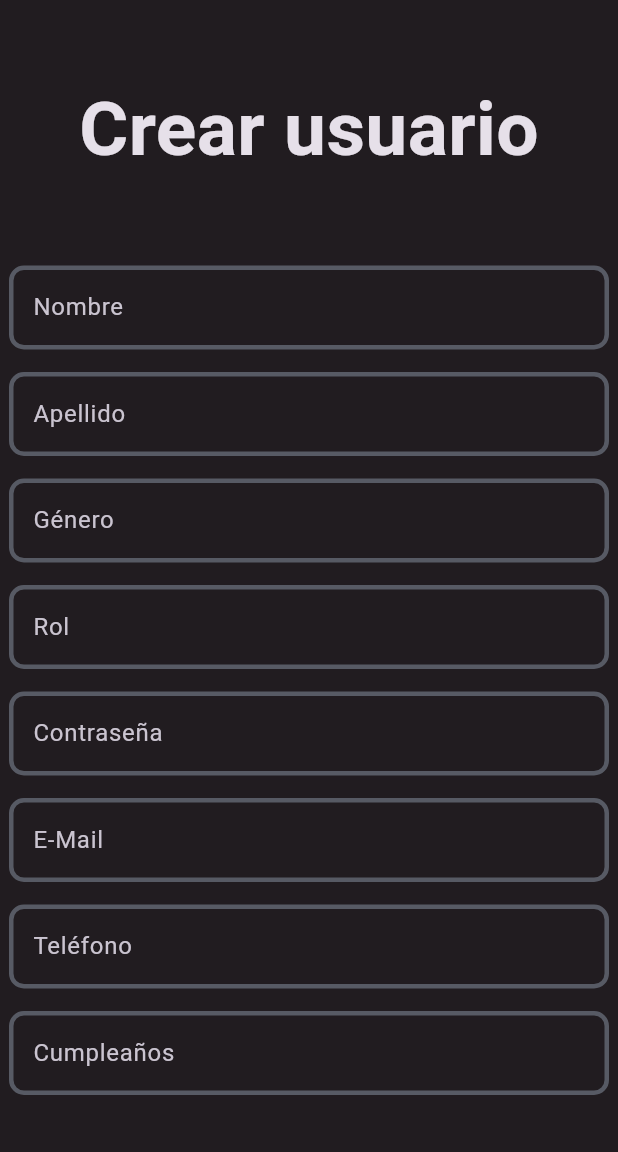
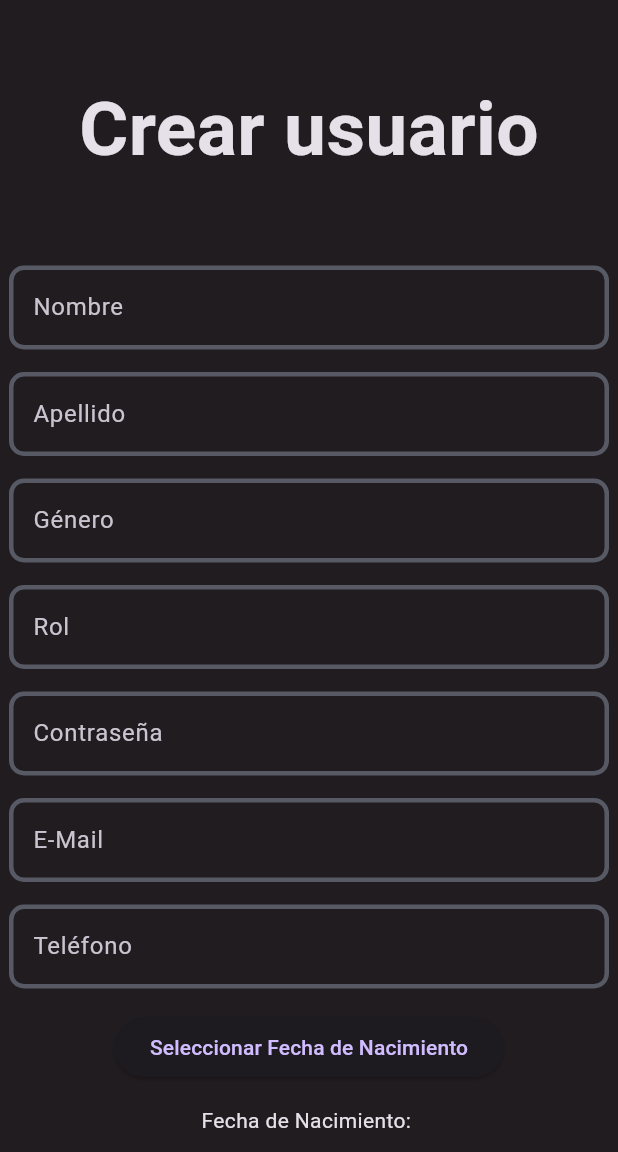
Before and after one commit to mariiomc/previoSeminarioFlutter, a Flutter app: the RegisterScreen screen opened directly, on a phone screen of 412 x 824 dp, the part 84-1236 px from its top. Run offline on Flutter 3.47's test engine with Material 3 defaults, Android fonts, the phone set to English and light mode, and no system bars; our stand-ins replace dio, get.

Commit message:
Cambiada lista user a lista places, creado widget de places, creado modelo places y cambiado texto para introducir fecha por calendario

```diff
--- /dev/null
+++ b/lib/Models/PlaceModel.dart
@@ -0,0 +1,41 @@
+class Place {
+   final String title;
+  final String content;
+  final String photo;
+  final String author;
+  final int rating;
+
+  final String address;
+  final bool place_deactivated;
+  final String creation_date;
+  final String modified_date;
+
+
+  Place({
+    required this.title,
+    required this.content,
+    required this.photo,
+    required this.author,
+    required this.rating,
+
+    required this.address,
+    required this.place_deactivated,
+    required this.creation_date,
+    required this.modified_date,
+  });
+
+  factory Place.fromJson(Map<String, dynamic> json) {
+    return Place(
+      title: json['title'],
+      content: json['content'],
+      photo: json['photo'],
+      author: json['author'],
+      rating: json['rating'],
+
+      address: json['address'],
+      place_deactivated: json['place_deactivated'],
+      creation_date: json['creation_date'],
+      modified_date: json['modified_date'],
+    );
+  }
+}
--- a/lib/Screens/home_page.dart
+++ b/lib/Screens/home_page.dart
@@ -85,12 +85,12 @@ class _nameState extends State<HomePage> {
               padding: EdgeInsets.only(left:25.0),
               child: ListTile(
                 leading: Icon(
-                  Icons.account_circle_outlined,
+                  Icons.flood_outlined,
                   color: Colors.white,
 
                 ),
                 title: Text(
-                'Users',
+                'Places',
                 style: TextStyle(color: Colors.white),
                 ),
                 onTap: () {
@@ -102,7 +102,7 @@ class _nameState extends State<HomePage> {
               padding: EdgeInsets.only(left:25.0),
               child: ListTile(
                 leading: Icon(
-                  Icons.flood_outlined,
+                  Icons.book,
                   color: Colors.white,
 
                 ),
--- a/lib/Screens/register_screen.dart
+++ b/lib/Screens/register_screen.dart
@@ -66,10 +66,14 @@ class _RegisterScreen extends State<RegisterScreen> {
               const SizedBox(height: 15),
               ParamTextBox(controller: controller.telController, text: 'Teléfono'),
               const SizedBox(height: 15),
-              ParamTextBox(controller: controller.cumpleController, text: 'Cumpleaños'),
-
+              ElevatedButton(
+                onPressed: () => controller.selectDate(context),
+                child: Text('Seleccionar Fecha de Nacimiento'),
+              ),
+              const SizedBox(height: 15),
+              // Mostrar la fecha seleccionada
+              Text('Fecha de Nacimiento: ${controller.cumpleController.text}'),
               const SizedBox(height: 40),
-
               //Sección de introducir parámetros
               //ParamsSection(),
               //Sección de botón de enviar
@@ -94,6 +98,19 @@ class RegisterScreenController extends GetxController {
 
   bool invalid = false;
   bool parameters = false;
+
+Future<void> selectDate(BuildContext context) async {
+    final DateTime? pickedDate = await showDatePicker(
+      context: context,
+      initialDate: DateTime.now(),
+      firstDate: DateTime(1900),
+      lastDate: DateTime.now(),
+    );
+    if (pickedDate != null) {
+      cumpleController.text = pickedDate.toString(); // Actualizar el controlador de texto con la fecha seleccionada
+    }
+  }
+
 
   void signUp() {
     if(nombreController.text.isEmpty || nombreController.text.isEmpty || nombreController.text.isEmpty || nombreController.text.isEmpty || nombreController.text.isEmpty ||
--- a/pubspec.yaml
+++ b/pubspec.yaml
@@ -13,6 +13,7 @@ dependencies:
   email_validator: '^2.1.16'
   dio: ^5.4.3+1
   get: ^4.6.6
+  image: ^4.1.7
 
 dev_dependencies:
   flutter_test:
```
Also changed, not shown: lib/Screens/detalles_user.dart (+9 -9 lines), lib/Screens/home_users.dart (+36 -38 lines), lib/Services/UserService.dart (+14 -0 lines), lib/Widgets/post.dart (added, +28 -0 lines), pubspec.lock.
